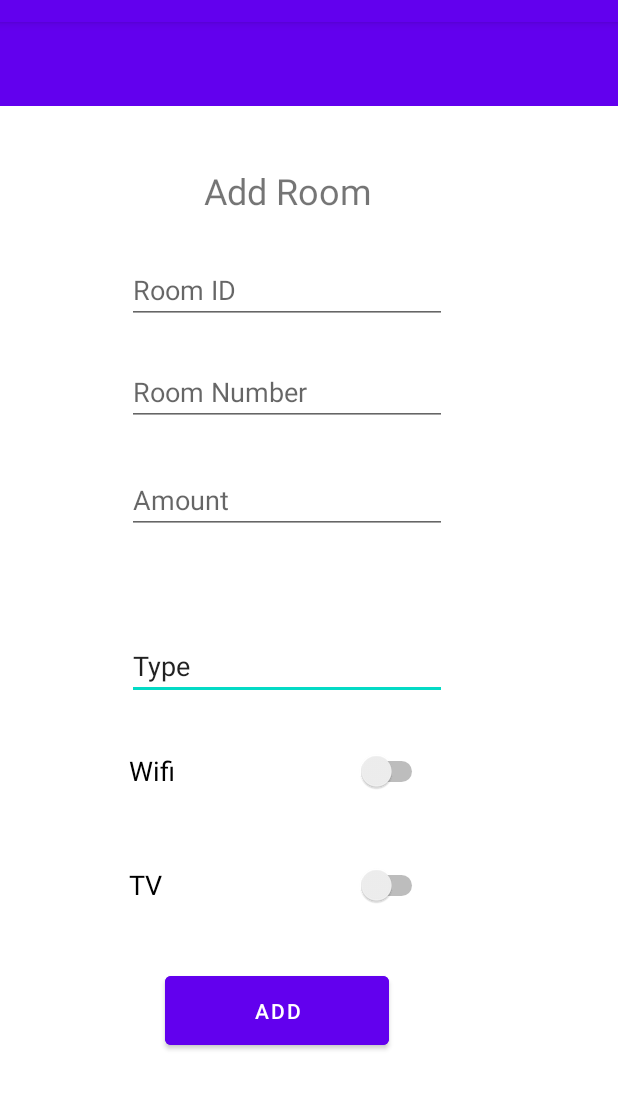
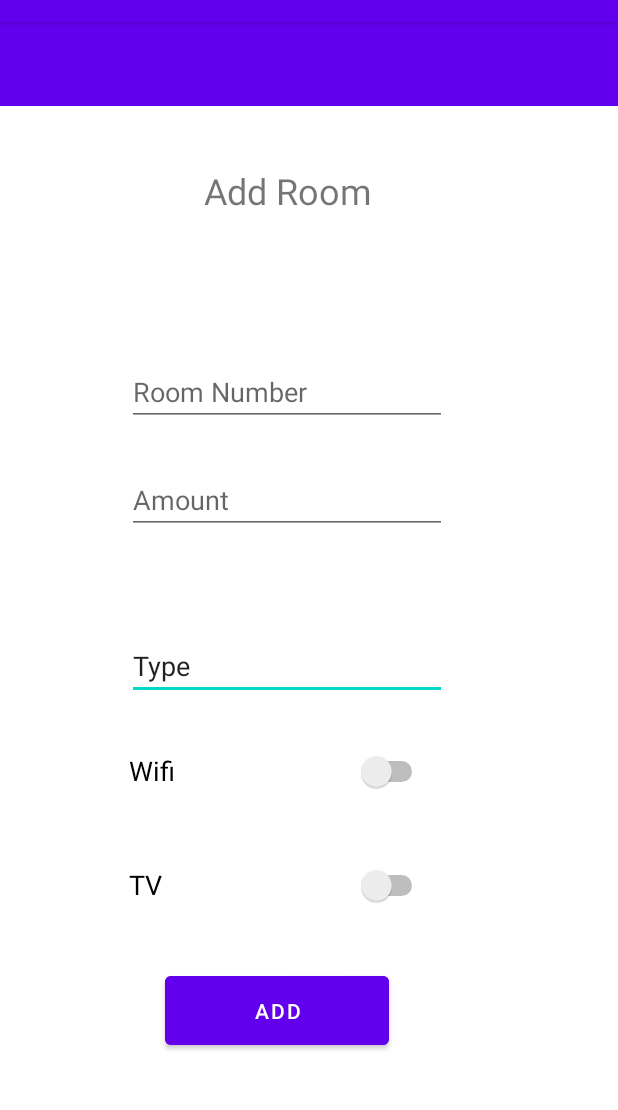
Before and after one commit to RobertHESSO/RoomReservation, an Android app: the AddRoom screen opened directly, with no data from a screen before it, on a phone screen of 412 x 824 dp, the part 62-1172 px from its top. Run offline under Robolectric (Android 15) with nearby library versions, the phone set to English and light mode, and no system bars.

```diff
--- a/app/build.gradle
+++ b/app/build.gradle
@@ -33,7 +33,9 @@ dependencies {
     implementation 'androidx.appcompat:appcompat:1.2.0'
     implementation 'com.google.android.material:material:1.3.0'
     implementation 'androidx.constraintlayout:constraintlayout:2.0.4'
+    implementation 'androidx.room:room-runtime:2.2.5'
     testImplementation 'junit:junit:4.+'
     androidTestImplementation 'androidx.test.ext:junit:1.1.2'
     androidTestImplementation 'androidx.test.espresso:espresso-core:3.3.0'
+    annotationProcessor 'androidx.room:room-compiler:2.2.5'
 }
--- a/app/src/main/res/layout/activity_add_room.xml
+++ b/app/src/main/res/layout/activity_add_room.xml
@@ -42,19 +42,6 @@
         app:layout_constraintEnd_toEndOf="parent"
         app:layout_constraintHorizontal_bias="0.427"
         app:layout_constraintStart_toStartOf="parent" />
-
-    <EditText
-        android:id="@+id/editTextNumberRoomId"
-        android:layout_width="wrap_content"
-        android:layout_height="wrap_content"
-        android:layout_marginTop="156dp"
-        android:ems="10"
-        android:hint="Room ID"
-        android:inputType="number"
-        app:layout_constraintEnd_toEndOf="parent"
-        app:layout_constraintHorizontal_bias="0.427"
-        app:layout_constraintStart_toStartOf="parent"
-        app:layout_constraintTop_toTopOf="parent" />
 
     <EditText
         android:id="@+id/editTextNumberRoomNumber"
```
